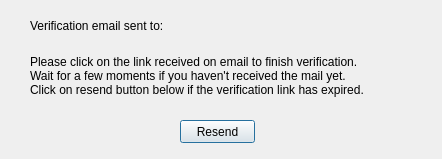
Above: email_sent_dialog.ui from prabhav131/DesktopApp_Autoclicker before the change. Below: the same form after it.
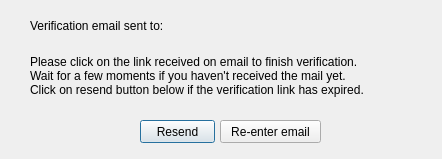
That is the form after the change.

Commit message: added email check and re enter email option

Patch:
```diff
--- a/email_sent_dialog.ui
+++ b/email_sent_dialog.ui
@@ -16,7 +16,7 @@
   <widget class="QPushButton" name="enter_key">
    <property name="geometry">
     <rect>
-     <x>180</x>
+     <x>140</x>
      <y>120</y>
      <width>75</width>
      <height>23</height>
@@ -76,6 +76,19 @@
     <bool>true</bool>
    </property>
   </widget>
+  <widget class="QPushButton" name="re_enter_email">
+   <property name="geometry">
+    <rect>
+     <x>220</x>
+     <y>120</y>
+     <width>101</width>
+     <height>23</height>
+    </rect>
+   </property>
+   <property name="text">
+    <string>Re-enter email</string>
+   </property>
+  </widget>
  </widget>
  <resources/>
  <connections/>
```
The commit also changes 5 other files.
